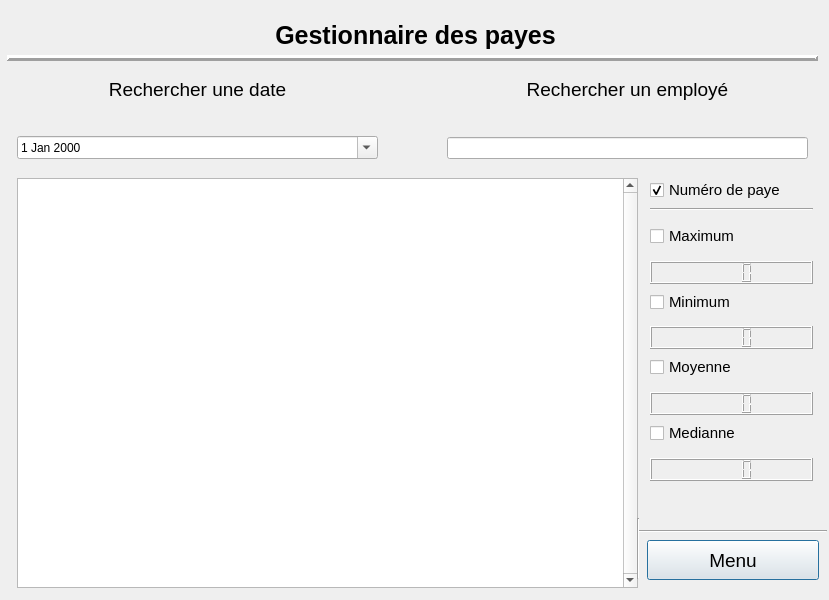
LePerron/Application-gestion-employes-projet-session-2023, file UI/MenuPaye.ui: the form before one commit.
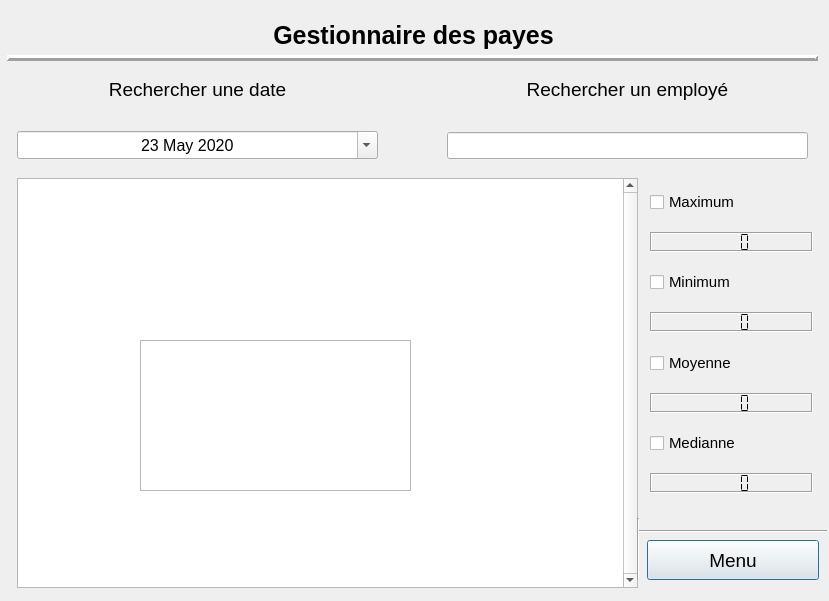
The form after the commit.

```diff
--- a/UI/MenuPaye.ui
+++ b/UI/MenuPaye.ui
@@ -7,7 +7,7 @@
     <x>0</x>
     <y>0</y>
     <width>829</width>
-    <height>600</height>
+    <height>601</height>
    </rect>
   </property>
   <property name="windowTitle">
@@ -53,6 +53,27 @@
     </item>
     <item>
      <widget class="QDateEdit" name="dateEditRechercherPaye">
+      <property name="font">
+       <font>
+        <pointsize>12</pointsize>
+       </font>
+      </property>
+      <property name="layoutDirection">
+       <enum>Qt::LeftToRight</enum>
+      </property>
+      <property name="alignment">
+       <set>Qt::AlignCenter</set>
+      </property>
+      <property name="minimumDateTime">
+       <datetime>
+        <hour>0</hour>
+        <minute>0</minute>
+        <second>0</second>
+        <year>2020</year>
+        <month>5</month>
+        <day>23</day>
+       </datetime>
+      </property>
       <property name="calendarPopup">
        <bool>true</bool>
       </property>
@@ -63,9 +84,9 @@
   <widget class="QLabel" name="labelTitrePaye">
    <property name="geometry">
     <rect>
-     <x>0</x>
+     <x>10</x>
      <y>10</y>
-     <width>831</width>
+     <width>807</width>
      <height>51</height>
     </rect>
    </property>
@@ -105,41 +126,10 @@
      <x>650</x>
      <y>178</y>
      <width>163</width>
-     <height>303</height>
+     <height>315</height>
     </rect>
    </property>
    <layout class="QVBoxLayout" name="verticalLayout_5">
-    <item>
-     <widget class="QCheckBox" name="checkBoxIdentifiant">
-      <property name="font">
-       <font>
-        <pointsize>11</pointsize>
-       </font>
-      </property>
-      <property name="text">
-       <string>Numéro de paye</string>
-      </property>
-      <property name="checkable">
-       <bool>true</bool>
-      </property>
-      <property name="checked">
-       <bool>true</bool>
-      </property>
-      <property name="autoExclusive">
-       <bool>false</bool>
-      </property>
-      <property name="tristate">
-       <bool>false</bool>
-      </property>
-     </widget>
-    </item>
-    <item>
-     <widget class="Line" name="line_8">
-      <property name="orientation">
-       <enum>Qt::Horizontal</enum>
-      </property>
-     </widget>
-    </item>
     <item>
      <spacer name="verticalSpacer_7">
       <property name="orientation">
@@ -183,16 +173,47 @@
     </item>
     <item>
      <widget class="QLCDNumber" name="lcdNumberMaximum">
+      <property name="sizePolicy">
+       <sizepolicy hsizetype="Preferred" vsizetype="Preferred">
+        <horstretch>0</horstretch>
+        <verstretch>0</verstretch>
+       </sizepolicy>
+      </property>
+      <property name="minimumSize">
+       <size>
+        <width>0</width>
+        <height>20</height>
+       </size>
+      </property>
       <property name="font">
        <font>
         <pointsize>10</pointsize>
        </font>
       </property>
+      <property name="frameShadow">
+       <enum>QFrame::Sunken</enum>
+      </property>
       <property name="digitCount">
        <number>4</number>
       </property>
+      <property name="segmentStyle">
+       <enum>QLCDNumber::Flat</enum>
+      </property>
      </widget>
     </item>
+    <item>
+     <spacer name="verticalSpacer_9">
+      <property name="orientation">
+       <enum>Qt::Vertical</enum>
+      </property>
+      <property name="sizeHint" stdset="0">
+       <size>
+        <width>20</width>
+        <height>40</height>
+       </size>
+      </property>
+     </spacer>
+    </item>
     <item>
      <widget class="QCheckBox" name="checkBoxMin">
       <property name="font">
@@ -220,16 +241,53 @@
     </item>
     <item>
      <widget class="QLCDNumber" name="lcdNumberMinimum">
+      <property name="sizePolicy">
+       <sizepolicy hsizetype="Preferred" vsizetype="Preferred">
+        <horstretch>6</horstretch>
+        <verstretch>11</verstretch>
+       </sizepolicy>
+      </property>
+      <property name="minimumSize">
+       <size>
+        <width>2</width>
+        <height>20</height>
+       </size>
+      </property>
+      <property name="sizeIncrement">
+       <size>
+        <width>4</width>
+        <height>3</height>
+       </size>
+      </property>
       <property name="font">
        <font>
         <pointsize>10</pointsize>
        </font>
       </property>
+      <property name="frameShadow">
+       <enum>QFrame::Sunken</enum>
+      </property>
       <property name="digitCount">
        <number>4</number>
       </property>
+      <property name="segmentStyle">
+       <enum>QLCDNumber::Flat</enum>
+      </property>
      </widget>
     </item>
+    <item>
+     <spacer name="verticalSpacer_8">
+      <property name="orientation">
+       <enum>Qt::Vertical</enum>
+      </property>
+      <property name="sizeHint" stdset="0">
+       <size>
+        <width>20</width>
+        <height>40</height>
+       </size>
+      </property>
+     </spacer>
+    </item>
     <item>
      <widget class="QCheckBox" name="checkBoxMoyenne">
       <property name="font">
@@ -257,16 +315,47 @@
     </item>
     <item>
      <widget class="QLCDNumber" name="lcdNumberMoyenne">
+      <property name="sizePolicy">
+       <sizepolicy hsizetype="Preferred" vsizetype="Preferred">
+        <horstretch>0</horstretch>
+        <verstretch>0</verstretch>
+       </sizepolicy>
+      </property>
+      <property name="minimumSize">
+       <size>
+        <width>0</width>
+        <height>20</height>
+       </size>
+      </property>
       <property name="font">
        <font>
         <pointsize>10</pointsize>
        </font>
       </property>
+      <property name="frameShadow">
+       <enum>QFrame::Sunken</enum>
+      </property>
       <property name="digitCount">
        <number>4</number>
       </property>
+      <property name="segmentStyle">
+       <enum>QLCDNumber::Flat</enum>
+      </property>
      </widget>
     </item>
+    <item>
+     <spacer name="verticalSpacer_11">
+      <property name="orientation">
+       <enum>Qt::Vertical</enum>
+      </property>
+      <property name="sizeHint" stdset="0">
+       <size>
+        <width>20</width>
+        <height>40</height>
+       </size>
+      </property>
+     </spacer>
+    </item>
     <item>
      <widget class="QCheckBox" name="checkBoxMedianne">
       <property name="font">
@@ -294,14 +383,35 @@
     </item>
     <item>
      <widget class="QLCDNumber" name="lcdNumberMedianne">
+      <property name="sizePolicy">
+       <sizepolicy hsizetype="Preferred" vsizetype="Preferred">
+        <horstretch>0</horstretch>
+        <verstretch>0</verstretch>
+       </sizepolicy>
+      </property>
+      <property name="minimumSize">
+       <size>
+        <width>0</width>
+        <height>20</height>
+       </size>
+      </property>
       <property name="font">
        <font>
         <pointsize>10</pointsize>
        </font>
       </property>
+      <property name="frameShape">
+       <enum>QFrame::Box</enum>
+      </property>
+      <property name="frameShadow">
+       <enum>QFrame::Sunken</enum>
+      </property>
       <property name="digitCount">
        <number>4</number>
       </property>
+      <property name="segmentStyle">
+       <enum>QLCDNumber::Flat</enum>
+      </property>
      </widget>
     </item>
    </layout>
@@ -310,9 +420,9 @@
    <property name="geometry">
     <rect>
      <x>652</x>
-     <y>472</y>
+     <y>492</y>
      <width>160</width>
-     <height>51</height>
+     <height>31</height>
     </rect>
    </property>
    <property name="sizePolicy">
@@ -395,7 +505,13 @@
      </spacer>
     </item>
     <item>
-     <widget class="QLineEdit" name="lineEditRechercherEmploye"/>
+     <widget class="QLineEdit" name="lineEditRechercherEmploye">
+      <property name="font">
+       <font>
+        <pointsize>12</pointsize>
+       </font>
+      </property>
+     </widget>
     </item>
    </layout>
   </widget>
@@ -455,6 +571,22 @@
     <string>Menu</string>
    </property>
   </widget>
+  <widget class="QFrame" name="frame">
+   <property name="geometry">
+    <rect>
+     <x>140</x>
+     <y>340</y>
+     <width>271</width>
+     <height>151</height>
+    </rect>
+   </property>
+   <property name="frameShape">
+    <enum>QFrame::StyledPanel</enum>
+   </property>
+   <property name="frameShadow">
+    <enum>QFrame::Raised</enum>
+   </property>
+  </widget>
  </widget>
  <resources/>
  <connections/>
```
